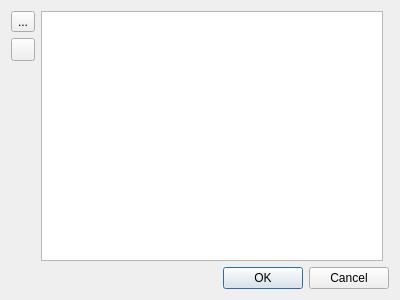
The window that src/Gui/effectsengine/ui/EffectStack.ui (luyikei/VLMC) describes before a commit, drawn with Qt 5.
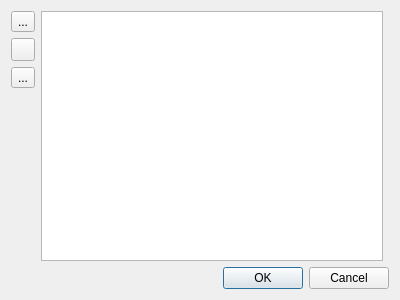
The same window after the commit. Icons and pictures are not drawn. Custom widgets are drawn as their Qt base class.

Commit message: EffectStack: Allow effect removal.

```diff
--- a/src/Gui/effectsengine/ui/EffectStack.ui
+++ b/src/Gui/effectsengine/ui/EffectStack.ui
@@ -49,6 +49,17 @@
          </property>
         </widget>
        </item>
+       <item>
+        <widget class="QToolButton" name="removeButton">
+         <property name="text">
+          <string>...</string>
+         </property>
+         <property name="icon">
+          <iconset resource="../../../../resources.qrc">
+           <normaloff>:/images/remove</normaloff>:/images/remove</iconset>
+         </property>
+        </widget>
+       </item>
        <item>
         <spacer name="verticalSpacer">
          <property name="orientation">
```
The commit also changes 4 other files.
